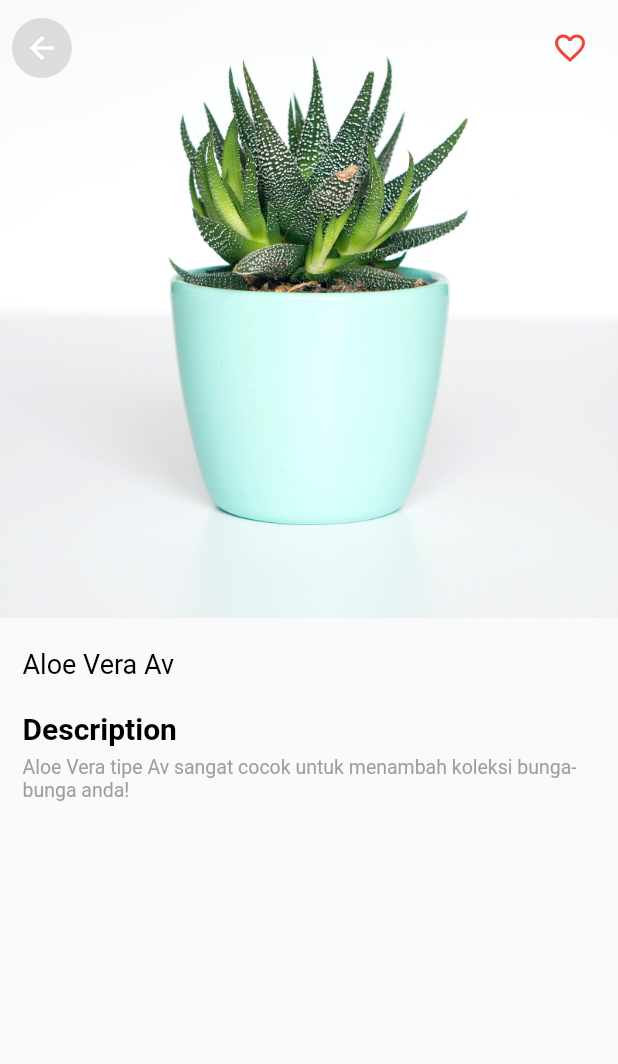
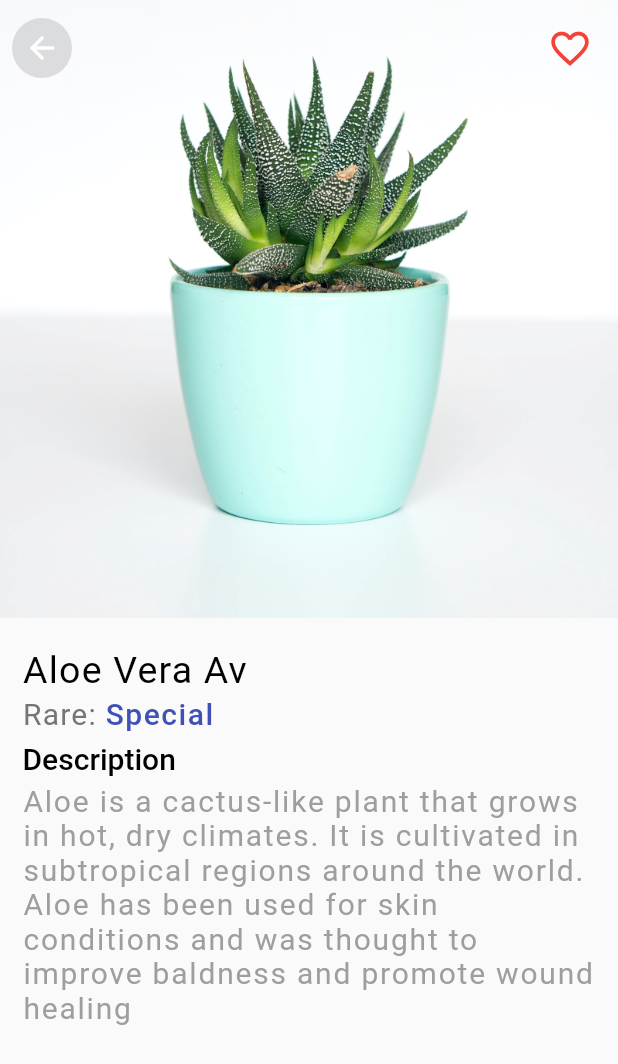
Before and after one commit to dewangga18/Plant-App, a Flutter app: the DetailMobile screen opened directly with sample values from the repository, on a phone screen of 412 x 824 dp. Shown: the top 1064 px of the screen. Run offline on Flutter 3.47's test engine with Material 2 defaults, Android fonts, the phone set to English and light mode, and no system bars.

Commit message:
mobile fix

```diff
--- a/lib/data/app_state.dart
+++ b/lib/data/app_state.dart
@@ -1,9 +1,13 @@
 import 'package:plant_app/models/plant_model.dart';
 
 class AppState {
-  final List<Plant> _plants = plants;
+  final List<Plant> data = plants;
 
-  get plantList => _plants;
+  get plantList => data;
 
-  likeDislike(int i) => _plants[i].isLike = !_plants[i].isLike;
+  /// handle
+  likeUnlike(int id) {
+    int i = data.indexWhere((element) => element.id == id);
+    data[i].isLike = !data[i].isLike;
+  }
 }
--- a/lib/models/plant_model.dart
+++ b/lib/models/plant_model.dart
@@ -1,12 +1,14 @@
 class Plant {
+  int id;
   String name;
   String imgAsset;
   String desc;
   String type;
   bool isLike;
-  String rare; /// [a] => special, [b] => rare, [c] => common
+  String rare;
 
   Plant({
+    required this.id,
     required this.name,
     required this.imgAsset,
     required this.desc,
@@ -18,99 +20,111 @@ class Plant {
 
 var plants = [
   Plant(
+    id: 1,
     type: 'aloevera',
     name: 'Aloe Vera Av',
     imgAsset: 'images/aloevera-1.jpg',
     rare: 'a',
     desc:
-        'Aloe Vera tipe Av sangat cocok untuk menambah koleksi bunga-bunga anda!',
+        'Aloe is a cactus-like plant that grows in hot, dry climates. It is cultivated in subtropical regions around the world. Aloe has been used for skin conditions and was thought to improve baldness and promote wound healing',
   ),
   Plant(
+    id: 2,
     type: 'monstera',
     name: 'Monstera Av',
     rare: 'b',
     imgAsset: 'images/monstera-1.jpg',
     desc:
-        'Monstera tipe Av sangat cocok untuk menambah koleksi bunga-bunga anda!',
+        'Monstera are species of evergreen tropical vines and shrubs. They are famous for their natural leaf-holes, which has led to the rise of their nickname and are theorized to maximize sun fleck capture on the forest floor by increasing the spread of the leaf while decreasing the mass of leaf cells to support.',
   ),
   Plant(
+    id: 3,
     type: 'cactus',
     name: 'Cactus Av',
     imgAsset: 'images/cactus-1.jpg',
     rare: 'a',
     desc:
-        'Cactus tipe Av sangat cocok untuk menambah koleksi bunga-bunga anda!',
+        'Cactus is a multi-disciplinary design firm rooted in three core disciplines: brand strategy, digital technology, and architecture. Together with our partners, we give dimension to ideas, creating real world experiences that are not only immersive and interactive, but inspiring and meaningful.',
   ),
   Plant(
+    id: 4,
     type: 'aloevera',
     name: 'Aloe Vera Bv',
     imgAsset: 'images/aloevera-2.jpg',
     desc:
-        'Aloe Vera tipe Bv sangat cocok untuk menambah koleksi bunga-bunga anda!',
+        'Aloe is a cactus-like plant that grows in hot, dry climates. It is cultivated in subtropical regions around the world. Aloe has been used for skin conditions and was thought to improve baldness and promote wound healing',
     rare: 'a',
   ),
   Plant(
+    id: 5,
     type: 'monstera',
     name: 'Monstera Bv',
     imgAsset: 'images/monstera-2.jpg',
     rare: 'b',
     desc:
-        'Monstera tipe Bv sangat cocok untuk menambah koleksi bunga-bunga anda!',
+        'Monstera are species of evergreen tropical vines and shrubs. They are famous for their natural leaf-holes, which has led to the rise of their nickname and are theorized to maximize sun fleck capture on the forest floor by increasing the spread of the leaf while decreasing the mass of leaf cells to support.',
   ),
   Plant(
+    id: 6,
     type: 'cactus',
     name: 'Cactus Bv',
     imgAsset: 'images/cactus-2.jpg',
     rare: 'a',
     desc:
-        'Cactus tipe Bv sangat cocok untuk menambah koleksi bunga-bunga anda!',
+        'Cactus is a multi-disciplinary design firm rooted in three core disciplines: brand strategy, digital technology, and architecture. Together with our partners, we give dimension to ideas, creating real world experiences that are not only immersive and interactive, but inspiring and meaningful.',
   ),
   Plant(
+    id: 7,
     type: 'aloevera',
     name: 'Aloe Vera Cv',
     imgAsset: 'images/aloevera-3.jpg',
     rare: 'c',
     desc:
-        'Aloe Vera tipe Cv sangat cocok untuk menambah koleksi bunga-bunga anda!',
+        'Aloe is a cactus-like plant that grows in hot, dry climates. It is cultivated in subtropical regions around the world. Aloe has been used for skin conditions and was thought to improve baldness and promote wound healing',
   ),
   Plant(
+    id: 8,
     type: 'monstera',
     name: 'Monstera Cv',
     imgAsset: 'images/monstera-3.jpg',
     rare: 'b',
     desc:
-        'Monstera tipe Cv sangat cocok untuk menambah koleksi bunga-bunga anda!',
+        'Monstera are species of evergreen tropical vines and shrubs. They are famous for their natural leaf-holes, which has led to the rise of their nickname and are theorized to maximize sun fleck capture on the forest floor by increasing the spread of the leaf while decreasing the mass of leaf cells to support.',
   ),
   Plant(
+    id: 9,
     type: 'cactus',
     name: 'Cactus Cv',
     imgAsset: 'images/cactus-3.jpg',
     rare: 'b',
     desc:
-        'Cactus tipe Cv sangat cocok untuk menambah koleksi bunga-bunga anda!',
+        'Cactus is a multi-disciplinary design firm rooted in three core disciplines: brand strategy, digital technology, and architecture. Together with our partners, we give dimension to ideas, creating real world experiences that are not only immersive and interactive, but inspiring and meaningful.',
   ),
   Plant(
+    id: 10,
     type: 'aloevera',
     name: 'Aloe Vera Dv',
     imgAsset: 'images/aloevera-4.jpg',
     rare: 'c',
     desc:
-        'Aloe Vera tipe Dv sangat cocok untuk menambah koleksi bunga-bunga anda!',
+        'Aloe is a cactus-like plant that grows in hot, dry climates. It is cultivated in subtropical regions around the world. Aloe has been used for skin conditions and was thought to improve baldness and promote wound healing',
   ),
   Plant(
+    id: 11,
     type: 'monstera',
     name: 'Monstera Dv',
     rare: 'c',
     imgAsset: 'images/monstera-4.jpg',
     desc:
-        'Monstera tipe Dv sangat cocok untuk menambah koleksi bunga-bunga anda!',
+        'Monstera are species of evergreen tropical vines and shrubs. They are famous for their natural leaf-holes, which has led to the rise of their nickname and are theorized to maximize sun fleck capture on the forest floor by increasing the spread of the leaf while decreasing the mass of leaf cells to support.',
   ),
   Plant(
+    id: 12,
     type: 'cactus',
     name: 'Cactus Dv',
     imgAsset: 'images/cactus-4.jpg',
     rare: 'c',
     desc:
-        'Cactus tipe Dv sangat cocok untuk menambah koleksi bunga-bunga anda!',
+        'Cactus is a multi-disciplinary design firm rooted in three core disciplines: brand strategy, digital technology, and architecture. Together with our partners, we give dimension to ideas, creating real world experiences that are not only immersive and interactive, but inspiring and meaningful.',
   ),
 ];
--- a/lib/views/components/choose_menu_button.dart
+++ b/lib/views/components/choose_menu_button.dart
@@ -3,14 +3,12 @@ import 'package:plant_app/views/components/c_text.dart';
 
 class ChooseMenuButton extends StatelessWidget {
   final String text;
-  final int index;
   final bool isActive;
   final Function() onTap;
 
   const ChooseMenuButton({
     Key? key,
     required this.text,
-    required this.index,
     required this.isActive,
     required this.onTap,
   }) : super(key: key);
--- a/lib/views/components/search_field.dart
+++ b/lib/views/components/search_field.dart
@@ -18,11 +18,14 @@ class SearchField extends StatelessWidget {
       focusNode: focus,
       onChanged: onChanged,
       decoration: InputDecoration(
+        fillColor: Colors.grey.shade100,
+        filled: true,
         contentPadding: const EdgeInsets.symmetric(vertical: 10),
         hintText: 'Search',
         prefixIcon: Icon(
           Icons.search,
           color: Colors.green.shade800,
+          size: 20,
         ),
         suffixIcon: IconButton(
           onPressed: closeTap,
--- a/lib/views/screens/detail.dart
+++ b/lib/views/screens/detail.dart
@@ -8,17 +8,15 @@ class DetailScreen extends StatelessWidget {
 
   @override
   Widget build(BuildContext context) {
-    final data = ModalRoute.of(context)!.settings.arguments as Map;
-    Plant plants = data["data"] as Plant;
-    int i = data["i"] as int;
+    Plant plant = ModalRoute.of(context)!.settings.arguments as Plant;
 
     return Scaffold(
       body: LayoutBuilder(
-        builder: (BuildContext context, BoxConstraints constraints) {
+        builder: (BuildContext ctx, BoxConstraints constraints) {
           if (constraints.maxWidth < 600) {
-            return DetailMobile(plants: plants, i: i);
+            return DetailMobile(plant: plant);
           } else {
-            return DetailWeb(plants: plants);
+            return DetailWeb(plant: plant);
           }
         },
       ),
@@ -27,8 +25,8 @@ class DetailScreen extends StatelessWidget {
 }
 
 class DetailWeb extends StatelessWidget {
-  final Plant plants;
-  const DetailWeb({Key? key, required this.plants}) : super(key: key);
+  final Plant plant;
+  const DetailWeb({Key? key, required this.plant}) : super(key: key);
 
   @override
   Widget build(BuildContext context) {
@@ -49,7 +47,7 @@ class DetailWeb extends StatelessWidget {
                         decoration: BoxDecoration(
                           border: Border.all(color: Colors.red),
                         ),
-                        child: Image.asset(plants.imgAsset),
+                        child: Image.asset(plant.imgAsset),
                       ),
                       Positioned(
                         left: 20,
@@ -79,7 +77,7 @@ class DetailWeb extends StatelessWidget {
                         child: Column(
                           crossAxisAlignment: CrossAxisAlignment.start,
                           children: [
-                            CText(text: plants.name, size: 20),
+                            CText(text: plant.name, size: 20),
                             const SizedBox(height: 15),
                             // Row(
                             //   children: <Widget>[
@@ -120,7 +118,7 @@ class DetailWeb extends StatelessWidget {
                             ),
                             const SizedBox(height: 15),
                             CText(
-                              text: plants.desc,
+                              text: plant.desc,
                               color: Colors.grey,
                               size: 16,
                             ),
@@ -163,14 +161,9 @@ class DetailWeb extends StatelessWidget {
 }
 
 class DetailMobile extends StatefulWidget {
-  final Plant plants;
-  final int i;
+  final Plant plant;
 
-  const DetailMobile({
-    Key? key,
-    required this.plants,
-    required this.i,
-  }) : super(key: key);
+  const DetailMobile({Key? key, required this.plant}) : super(key: key);
 
   @override
   State<DetailMobile> createState() => _DetailMobileState();
@@ -179,7 +172,23 @@ class DetailMobile extends StatefulWidget {
 class _DetailMobileState extends State<DetailMobile> {
   @override
   Widget build(BuildContext context) {
-    bool isLike = widget.plants.isLike;
+    bool isLike = widget.plant.isLike;
+
+    Color color = Colors.grey.shade700;
+    if (widget.plant.rare == 'a') {
+      color = Colors.indigo;
+    }
+    if (widget.plant.rare == 'b') {
+      color = Colors.deepOrange;
+    }
+
+    String rare = 'Common';
+    if (widget.plant.rare == 'a') {
+      rare = 'Special';
+    }
+    if (widget.plant.rare == 'b') {
+      rare = 'Rare';
+    }
 
     return Scaffold(
       body: SingleChildScrollView(
@@ -188,7 +197,7 @@ class _DetailMobileState extends State<DetailMobile> {
           children: <Widget>[
             Stack(
               children: <Widget>[
-                Image.asset(widget.plants.imgAsset),
+                Image.asset(widget.plant.imgAsset),
                 SafeArea(
                   child: Padding(
                     padding: const EdgeInsets.all(8.0),
@@ -208,6 +217,7 @@ class _DetailMobileState extends State<DetailMobile> {
                           ),
                         ),
                         IconButton(
+                          iconSize: 30,
                           icon: Icon(
                             isLike ? Icons.favorite : Icons.favorite_border,
                             color: Colors.red,
@@ -215,13 +225,13 @@ class _DetailMobileState extends State<DetailMobile> {
                           onPressed: () {
                             setState(() {
                               isLike = !isLike;
-                              AppState().likeDislike(widget.i);
+                              AppState().likeUnlike(widget.plant.id);
                               if (isLike) {
                                 ScaffoldMessenger.of(context).clearSnackBars();
                                 ScaffoldMessenger.of(context).showSnackBar(
                                   const SnackBar(
                                     backgroundColor: Colors.black,
-                                    duration: Duration(seconds: 2),
+                                    duration: Duration(seconds: 1),
                                     content: CText(
                                       text: 'Adding to saved data',
                                       size: 12,
@@ -234,7 +244,7 @@ class _DetailMobileState extends State<DetailMobile> {
                                 ScaffoldMessenger.of(context).showSnackBar(
                                   const SnackBar(
                                     backgroundColor: Colors.black,
-                                    duration: Duration(seconds: 2),
+                                    duration: Duration(seconds: 1),
                                     content: CText(
                                       text: 'Remove to saved data',
                                       size: 12,
@@ -245,7 +255,7 @@ class _DetailMobileState extends State<DetailMobile> {
                               }
                             });
                           },
-                        )
+                        ),
                       ],
                     ),
                   ),
@@ -258,76 +268,45 @@ class _DetailMobileState extends State<DetailMobile> {
                 crossAxisAlignment: CrossAxisAlignment.start,
                 children: <Widget>[
                   CText(
-                    text: widget.plants.name,
+                    text: widget.plant.name,
                     color: Colors.black,
-                    size: 18,
+                    size: 25,
+                    letterSpacing: 0.8,
                   ),
-                  // Row(
-                  //   children: <Widget>[
-                  //     const Icon(
-                  //       Icons.star,
-                  //       color: Colors.yellow,
-                  //       size: 14,
-                  //     ),
-                  //     const SizedBox(height: 5),
-                  //     CText(
-                  //       text: widget.plants.rating,
-                  //       size: 14,
-                  //     )
-                  //   ],
-                  // ),
-                  const SizedBox(height: 7),
-                  // CText(
-                  //   text: widget.plants.price,
-                  //   size: 17,
-                  //   color: Colors.indigo,
-                  // ),
-                  const SizedBox(height: 7),
-                  // Row(
-                  //   children: [
-                  //     const CText(
-                  //       text: 'Size:   ',
-                  //       weight: FontWeight.bold,
-                  //       size: 16,
-                  //     ),
-                  //     CText(
-                  //       text: widget.plants.size,
-                  //       color: Colors.teal.shade700,
-                  //     ),
-                  //   ],
-                  // ),
+                  const SizedBox(height: 3),
+                  Row(
+                    children: <Widget>[
+                      CText(
+                        text: 'Rare: ',
+                        size: 20,
+                        weight: FontWeight.w400,
+                        color: Colors.grey.shade600,
+                        letterSpacing: 0.8,
+                      ),
+                      const SizedBox(height: 5),
+                      CText(
+                        text: rare,
+                        size: 20,
+                        color: color,
+                        weight: FontWeight.w500,
+                        letterSpacing: 1,
+                      ),
+                    ],
+                  ),
                   const SizedBox(height: 7),
                   const CText(
                     text: 'Description',
-                    weight: FontWeight.bold,
+                    weight: FontWeight.w500,
                     size: 20,
                   ),
-                  const SizedBox(height: 7),
+                  const SizedBox(height: 5),
                   CText(
-                    text: widget.plants.desc,
+                    text: widget.plant.desc,
                     color: Colors.grey,
-                    size: 13,
+                    size: 20,
+                    weight: FontWeight.w400,
+                    letterSpacing: 1.2,
                   ),
-                  const SizedBox(height: 30),
-                  // Container(
-                  //   height: 40,
-                  //   width: double.infinity,
-                  //   padding: const EdgeInsets.symmetric(horizontal: 10),
-                  //   child: ElevatedButton(
-                  //     onPressed: () {},
-                  //     style: ElevatedButton.styleFrom(
-                  //       backgroundColor: Colors.green.shade900,
-                  //       shape: RoundedRectangleBorder(
-                  //         borderRadius: BorderRadius.circular(10),
-                  //       ),
-                  //     ),
-                  //     child: const CText(
-                  //       text: 'Add to chart ',
-                  //       size: 19,
-                  //       weight: FontWeight.bold,
-                  //     ),
-                  //   ),
-                  // ),
                   const SizedBox(height: 20),
                 ],
               ),
```
Also changed, not shown: lib/views/components/card_item.dart (+34 -20 lines), lib/views/components/saved_item.dart (added, +109 -0 lines), lib/views/screens/home.dart (+15 -11 lines), lib/views/screens/saved.dart (+92 -10 lines).
